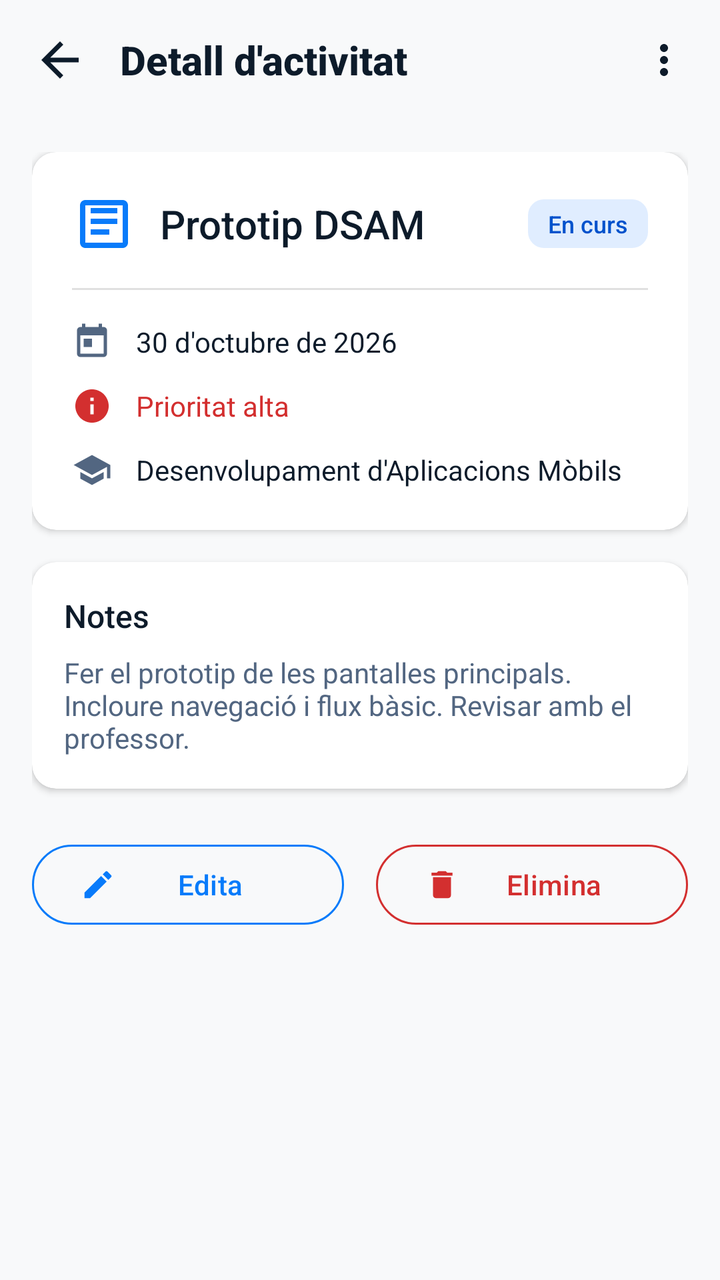
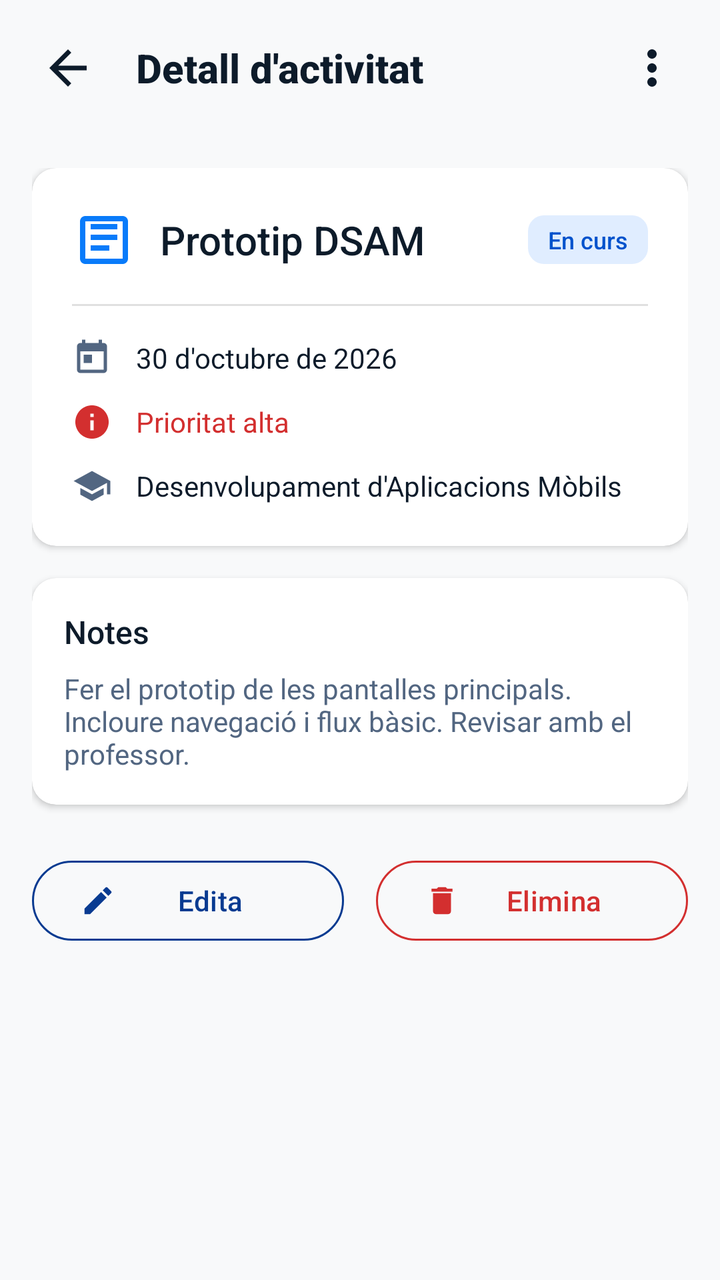

Before-and-after screenshots of an Android layout around one commit, followed by the original layout XML and the change that was made.
<!-- AndroidManifest.xml: application theme Theme.Stutager -->
<!-- res/layout/activity_task_detail.xml -->
<?xml version="1.0" encoding="utf-8"?>
<LinearLayout xmlns:android="http://schemas.android.com/apk/res/android"
    xmlns:app="http://schemas.android.com/apk/res-auto"
    android:layout_width="match_parent"
    android:layout_height="match_parent"
    android:background="@color/background_light"
    android:orientation="vertical">

    
    <LinearLayout
        android:layout_width="match_parent"
        android:layout_height="wrap_content"
        android:gravity="center_vertical"
        android:orientation="horizontal"
        android:padding="16dp">

        <ImageView
            android:id="@+id/btnBack"
            android:layout_width="28dp"
            android:layout_height="28dp"
            android:background="?attr/selectableItemBackgroundBorderless"
            android:contentDescription="@string/back_desc"
            android:src="@drawable/ic_back"
            app:tint="@color/text_dark" />

        <TextView
            android:layout_width="0dp"
            android:layout_height="wrap_content"
            android:layout_marginStart="16dp"
            android:layout_weight="1"
            android:fontFamily="sans-serif-medium"
            android:text="@string/detail_title"
            android:textColor="@color/text_dark"
            android:textSize="20sp"
            android:textStyle="bold" />

        <ImageView
            android:id="@+id/btnMore"
            android:layout_width="24dp"
            android:layout_height="24dp"
            android:background="?attr/selectableItemBackgroundBorderless"
            android:contentDescription="@string/more_desc"
            android:src="@drawable/ic_more" />
    </LinearLayout>

    <ScrollView
        android:layout_width="match_parent"
        android:layout_height="0dp"
        android:layout_weight="1"
        android:padding="16dp">

        <LinearLayout
            android:layout_width="match_parent"
            android:layout_height="wrap_content"
            android:orientation="vertical">

            
            <androidx.cardview.widget.CardView
                android:layout_width="match_parent"
                android:layout_height="wrap_content"
                android:layout_marginBottom="16dp"
                app:cardCornerRadius="12dp"
                app:cardElevation="2dp">

                <LinearLayout
                    android:layout_width="match_parent"
                    android:layout_height="wrap_content"
                    android:orientation="vertical"
                    android:padding="20dp">

                    <LinearLayout
                        android:layout_width="match_parent"
                        android:layout_height="wrap_content"
                        android:gravity="center_vertical"
                        android:orientation="horizontal">

                        <ImageView
                            android:layout_width="32dp"
                            android:layout_height="32dp"
                            android:src="@drawable/ic_task" />

                        <TextView
                            android:layout_width="0dp"
                            android:layout_height="wrap_content"
                            android:layout_marginStart="12dp"
                            android:layout_weight="1"
                            android:fontFamily="sans-serif-medium"
                            android:text="@string/task_title_prototip"
                            android:textColor="@color/text_dark"
                            android:textSize="20sp" />

                        <TextView
                            android:layout_width="wrap_content"
                            android:layout_height="wrap_content"
                            android:background="@drawable/badge_blue"
                            android:fontFamily="sans-serif-medium"
                            android:paddingHorizontal="10dp"
                            android:paddingVertical="4dp"
                            android:text="@string/status_in_progress"
                            android:textColor="@color/badge_blue_text"
                            android:textSize="12sp" />
                    </LinearLayout>

                    <View
                        android:layout_width="match_parent"
                        android:layout_height="1dp"
                        android:layout_marginVertical="16dp"
                        android:background="@color/divider_color" />

                    
                    <LinearLayout
                        android:layout_width="match_parent"
                        android:layout_height="wrap_content"
                        android:layout_marginBottom="12dp"
                        android:gravity="center_vertical"
                        android:orientation="horizontal">

                        <ImageView
                            android:layout_width="20dp"
                            android:layout_height="20dp"
                            android:src="@drawable/ic_calendar" />

                        <TextView
                            android:layout_width="wrap_content"
                            android:layout_height="wrap_content"
                            android:layout_marginStart="12dp"
                            android:text="@string/full_date_prototip"
                            android:textColor="@color/text_dark"
                            android:textSize="14sp" />
                    </LinearLayout>

                    <LinearLayout
                        android:layout_width="match_parent"
                        android:layout_height="wrap_content"
                        android:layout_marginBottom="12dp"
                        android:gravity="center_vertical"
                        android:orientation="horizontal">

                        <ImageView
                            android:layout_width="20dp"
                            android:layout_height="20dp"
                            android:src="@drawable/ic_info" />

                        <TextView
                            android:layout_width="wrap_content"
                            android:layout_height="wrap_content"
                            android:layout_marginStart="12dp"
                            android:text="@string/priority_alta_text"
                            android:textColor="@color/badge_red_text"
                            android:textSize="14sp" />
                    </LinearLayout>

                    <LinearLayout
                        android:layout_width="match_parent"
                        android:layout_height="wrap_content"
                        android:gravity="center_vertical"
                        android:orientation="horizontal">

                        <ImageView
                            android:layout_width="20dp"
                            android:layout_height="20dp"
                            android:src="@drawable/ic_module" />

                        <TextView
                            android:layout_width="wrap_content"
                            android:layout_height="wrap_content"
                            android:layout_marginStart="12dp"
                            android:text="@string/module_full_dsam"
                            android:textColor="@color/text_dark"
                            android:textSize="14sp" />
                    </LinearLayout>
                </LinearLayout>
            </androidx.cardview.widget.CardView>

            
            <androidx.cardview.widget.CardView
                android:layout_width="match_parent"
                android:layout_height="wrap_content"
                android:layout_marginBottom="24dp"
                app:cardCornerRadius="12dp"
                app:cardElevation="2dp">

                <LinearLayout
                    android:layout_width="match_parent"
                    android:layout_height="wrap_content"
                    android:orientation="vertical"
                    android:padding="16dp">

                    <TextView
                        android:layout_width="wrap_content"
                        android:layout_height="wrap_content"
                        android:fontFamily="sans-serif-medium"
                        android:text="@string/notes_title"
                        android:textColor="@color/text_dark"
                        android:textSize="16sp" />

                    <TextView
                        android:layout_width="match_parent"
                        android:layout_height="wrap_content"
                        android:layout_marginTop="8dp"
                        android:text="@string/notes_content"
                        android:textColor="@color/text_gray"
                        android:textSize="14sp" />
                </LinearLayout>
            </androidx.cardview.widget.CardView>

            
            <LinearLayout
                android:layout_width="match_parent"
                android:layout_height="wrap_content"
                android:orientation="horizontal">

                <com.google.android.material.button.MaterialButton
                    android:id="@+id/btnEdit"
                    style="?attr/materialButtonOutlinedStyle"
                    android:layout_width="0dp"
                    android:layout_height="wrap_content"
                    android:layout_marginEnd="8dp"
                    android:layout_weight="1"
                    android:text="@string/edit_btn"
                    android:textColor="@color/primary_blue"
                    app:icon="@drawable/ic_edit"
                    app:iconTint="@color/primary_blue"
                    app:strokeColor="@color/primary_blue" />

                <com.google.android.material.button.MaterialButton
                    android:id="@+id/btnDelete"
                    style="?attr/materialButtonOutlinedStyle"
                    android:layout_width="0dp"
                    android:layout_height="wrap_content"
                    android:layout_marginStart="8dp"
                    android:layout_weight="1"
                    android:text="@string/delete_btn"
                    android:textColor="@color/badge_red_text"
                    app:icon="@drawable/ic_delete"
                    app:iconTint="@color/badge_red_text"
                    app:strokeColor="@color/badge_red_text" />
            </LinearLayout>

        </LinearLayout>
    </ScrollView>

</LinearLayout>
<!-- resources referenced by this layout -->
<resources>
  <color name="background_light">#F8F9FA</color>
  <color name="badge_blue_text">#0052CC</color>
  <color name="badge_red_text">#D32F2F</color>
  <color name="divider_color">#E0E0E0</color>
  <color name="primary_blue">#087BFA</color>
  <color name="text_dark">#0D1B2A</color>
  <color name="text_gray">#526681</color>
  <!-- drawable badge_blue (drawable) -->
  <?xml version="1.0" encoding="utf-8"?>
  <shape xmlns:android="http://schemas.android.com/apk/res/android"
      android:shape="rectangle">
      <solid android:color="@color/badge_blue_bg" />
      <corners android:radius="8dp" />
  </shape>
  <!-- drawable ic_back (drawable) -->
  <vector xmlns:android="http://schemas.android.com/apk/res/android"
      android:width="24dp"
      android:height="24dp"
      android:viewportWidth="24"
      android:viewportHeight="24">
      <path
          android:fillColor="@color/text_dark"
          android:pathData="M20,11H7.83l5.59,-5.59L12,4l-8,8 8,8 1.41,-1.41L7.83,13H20v-2z"/>
  </vector>
  <!-- drawable ic_calendar (drawable) -->
  <vector xmlns:android="http://schemas.android.com/apk/res/android"
      android:width="24dp"
      android:height="24dp"
      android:viewportWidth="24"
      android:viewportHeight="24">
      <path
          android:fillColor="@color/text_gray"
          android:pathData="M19,3h-1V1h-2v2H8V1H6v2H5C3.89,3 3.01,3.9 3.01,5L3,19c0,1.1 0.89,2 2,2h14c1.1,0 2,-0.9 2,-2V5C21,3.9 20.1,3 19,3zM19,19H5V8h14V19zM7,10h5v5H7V10z"/>
  </vector>
  <!-- drawable ic_delete (drawable) -->
  <vector xmlns:android="http://schemas.android.com/apk/res/android"
      android:width="24dp"
      android:height="24dp"
      android:viewportWidth="24"
      android:viewportHeight="24">
      <path
          android:fillColor="@color/badge_red_text"
          android:pathData="M6,19c0,1.1 0.9,2 2,2h8c1.1,0 2,-0.9 2,-2V7H6V19zM19,4h-3.5l-1,-1h-5l-1,1H5v2h14V4z"/>
  </vector>
  <!-- drawable ic_info (drawable) -->
  <vector xmlns:android="http://schemas.android.com/apk/res/android"
      android:width="24dp"
      android:height="24dp"
      android:viewportWidth="24"
      android:viewportHeight="24">
      <path
          android:fillColor="@color/badge_red_text"
          android:pathData="M12,2C6.48,2 2,6.48 2,12s4.48,10 10,10 10,-4.48 10,-10S17.52,2 12,2zM13,17h-2v-6h2V17zM13,9h-2V7h2V9z"/>
  </vector>
  <!-- drawable ic_module (drawable) -->
  <vector xmlns:android="http://schemas.android.com/apk/res/android"
      android:width="24dp"
      android:height="24dp"
      android:viewportWidth="24"
      android:viewportHeight="24">
      <path
          android:fillColor="@color/text_gray"
          android:pathData="M12,3L1,9l11,6 9,-4.91V17h2V9M5,13.18v4L12,21l7,-3.82v-4L12,17L5,13.18z"/>
  </vector>
  <string name="back_desc">Back</string>
  <string name="delete_btn">Elimina</string>
  <string name="detail_title">Detall d\'activitat</string>
  <string name="edit_btn">Edita</string>
  <string name="full_date_prototip">30 d\'octubre de 2026</string>
  <string name="module_full_dsam">Desenvolupament d\'Aplicacions Mòbils</string>
  <string name="more_desc">More</string>
  <string name="notes_content">Fer el prototip de les pantalles principals. Incloure navegació i flux bàsic. Revisar amb el professor.</string>
  <string name="notes_title">Notes</string>
  <string name="priority_alta_text">Prioritat alta</string>
  <string name="status_in_progress">En curs</string>
  <string name="task_title_prototip">Prototip DSAM</string>
  <style name="Theme.Stutager" parent="Base.Theme.Stutager" />
  <color name="badge_blue_bg">#E0EDFF</color>
  <style name="Base.Theme.Stutager" parent="Theme.Material3.DayNight.NoActionBar">
          
          
      </style>
  <!-- unchanged entries left out for length: 3 -->
</resources>

<!-- the commit's change to res/layout/activity_task_detail.xml (unified diff, before → after) -->
@@ -16,10 +16,11 @@
 
         <ImageView
             android:id="@+id/btnBack"
-            android:layout_width="28dp"
-            android:layout_height="28dp"
+            android:layout_width="36dp"
+            android:layout_height="36dp"
             android:background="?attr/selectableItemBackgroundBorderless"
             android:contentDescription="@string/back_desc"
+            android:padding="4dp"
             android:src="@drawable/ic_back"
             app:tint="@color/text_dark" />
 
@@ -36,208 +37,226 @@
 
         <ImageView
             android:id="@+id/btnMore"
-            android:layout_width="24dp"
-            android:layout_height="24dp"
+            android:layout_width="36dp"
+            android:layout_height="36dp"
             android:background="?attr/selectableItemBackgroundBorderless"
             android:contentDescription="@string/more_desc"
-            android:src="@drawable/ic_more" />
+            android:padding="4dp"
+            android:src="@drawable/ic_more"
+            app:tint="@color/text_dark" />
     </LinearLayout>
 
     <ScrollView
         android:layout_width="match_parent"
         android:layout_height="0dp"
         android:layout_weight="1"
-        android:padding="16dp">
-
-        <LinearLayout
+        android:fillViewport="true">
+
+        <androidx.constraintlayout.widget.ConstraintLayout
             android:layout_width="match_parent"
             android:layout_height="wrap_content"
-            android:orientation="vertical">
-
-            
-            <androidx.cardview.widget.CardView
-                android:layout_width="match_parent"
+            android:padding="16dp">
+
+            <LinearLayout
+                android:layout_width="0dp"
                 android:layout_height="wrap_content"
-                android:layout_marginBottom="16dp"
-                app:cardCornerRadius="12dp"
-                app:cardElevation="2dp">
-
+                android:orientation="vertical"
+                app:layout_constraintEnd_toEndOf="parent"
+                app:layout_constraintStart_toStartOf="parent"
+                app:layout_constraintTop_toTopOf="parent"
+                app:layout_constraintWidth_max="480dp">
+
+                
+                <androidx.cardview.widget.CardView
+                    android:layout_width="match_parent"
+                    android:layout_height="wrap_content"
+                    android:layout_marginBottom="16dp"
+                    app:cardCornerRadius="12dp"
+                    app:cardElevation="2dp">
+
+                    <LinearLayout
+                        android:layout_width="match_parent"
+                        android:layout_height="wrap_content"
+                        android:orientation="vertical"
+                        android:padding="20dp">
+
+                        <LinearLayout
+                            android:layout_width="match_parent"
+                            android:layout_height="wrap_content"
+                            android:gravity="center_vertical"
+                            android:orientation="horizontal">
+
+                            <ImageView
+                                android:layout_width="32dp"
+                                android:layout_height="32dp"
+                                android:contentDescription="Task icon"
+                                android:src="@drawable/ic_task" />
+
+                            <TextView
+                                android:layout_width="0dp"
+                                android:layout_height="wrap_content"
+                                android:layout_marginStart="12dp"
+                                android:layout_weight="1"
+                                android:fontFamily="sans-serif-medium"
+                                android:text="@string/task_title_prototip"
+                                android:textColor="@color/text_dark"
+                                android:textSize="20sp" />
+
+                            <TextView
+                                android:layout_width="wrap_content"
+                                android:layout_height="wrap_content"
+                                android:background="@drawable/badge_blue"
+                                android:fontFamily="sans-serif-medium"
+                                android:paddingHorizontal="10dp"
+                                android:paddingVertical="4dp"
+                                android:text="@string/status_in_progress"
+                                android:textColor="@color/badge_blue_text"
+                                android:textSize="12sp" />
+                        </LinearLayout>
+
+                        <View
+                            android:layout_width="match_parent"
+                            android:layout_height="1dp"
+                            android:layout_marginVertical="16dp"
+                            android:background="@color/divider_color" />
+
+                        
+                        <LinearLayout
+                            android:layout_width="match_parent"
+                            android:layout_height="wrap_content"
+                            android:layout_marginBottom="12dp"
+                            android:gravity="center_vertical"
+                            android:orientation="horizontal">
+
+                            <ImageView
+                                android:layout_width="20dp"
+                                android:layout_height="20dp"
+                                android:contentDescription="Calendar icon"
+                                android:src="@drawable/ic_calendar" />
+
+                            <TextView
+                                android:layout_width="wrap_content"
+                                android:layout_height="wrap_content"
+                                android:layout_marginStart="12dp"
+                                android:text="@string/full_date_prototip"
+                                android:textColor="@color/text_dark"
+                                android:textSize="14sp" />
+                        </LinearLayout>
+
+                        <LinearLayout
+                            android:layout_width="match_parent"
+                            android:layout_height="wrap_content"
+                            android:layout_marginBottom="12dp"
+                            android:gravity="center_vertical"
+                            android:orientation="horizontal">
+
+                            <ImageView
+                                android:layout_width="20dp"
+                                android:layout_height="20dp"
+                                android:contentDescription="Info icon"
+                                android:src="@drawable/ic_info" />
+
+                            <TextView
+                                android:layout_width="wrap_content"
+                                android:layout_height="wrap_content"
+                                android:layout_marginStart="12dp"
+                                android:text="@string/priority_alta_text"
+                                android:textColor="@color/badge_red_text"
+                                android:textSize="14sp" />
+                        </LinearLayout>
+
+                        <LinearLayout
+                            android:layout_width="match_parent"
+                            android:layout_height="wrap_content"
+                            android:gravity="center_vertical"
+                            android:orientation="horizontal">
+
+                            <ImageView
+                                android:layout_width="20dp"
+                                android:layout_height="20dp"
+                                android:contentDescription="Module icon"
+                                android:src="@drawable/ic_module" />
+
+                            <TextView
+                                android:layout_width="wrap_content"
+                                android:layout_height="wrap_content"
+                                android:layout_marginStart="12dp"
+                                android:text="@string/module_full_dsam"
+                                android:textColor="@color/text_dark"
+                                android:textSize="14sp" />
+                        </LinearLayout>
+                    </LinearLayout>
+                </androidx.cardview.widget.CardView>
+
+                
+                <androidx.cardview.widget.CardView
+                    android:layout_width="match_parent"
+                    android:layout_height="wrap_content"
+                    android:layout_marginBottom="24dp"
+                    app:cardCornerRadius="12dp"
+                    app:cardElevation="2dp">
+
+                    <LinearLayout
+                        android:layout_width="match_parent"
+                        android:layout_height="wrap_content"
+                        android:orientation="vertical"
+                        android:padding="16dp">
+
+                        <TextView
+                            android:layout_width="wrap_content"
+                            android:layout_height="wrap_content"
+                            android:fontFamily="sans-serif-medium"
+                            android:text="@string/notes_title"
+                            android:textColor="@color/text_dark"
+                            android:textSize="16sp" />
+
+                        <TextView
+                            android:layout_width="match_parent"
+                            android:layout_height="wrap_content"
+                            android:layout_marginTop="8dp"
+                            android:text="@string/notes_content"
+                            android:textColor="@color/text_gray"
+                            android:textSize="14sp" />
+                    </LinearLayout>
+                </androidx.cardview.widget.CardView>
+
+                
                 <LinearLayout
                     android:layout_width="match_parent"
                     android:layout_height="wrap_content"
-                    android:orientation="vertical"
-                    android:padding="20dp">
-
-                    <LinearLayout
-                        android:layout_width="match_parent"
-                        android:layout_height="wrap_content"
-                        android:gravity="center_vertical"
-                        android:orientation="horizontal">
-
-                        <ImageView
-                            android:layout_width="32dp"
-                            android:layout_height="32dp"
-                            android:src="@drawable/ic_task" />
-
-                        <TextView
-                            android:layout_width="0dp"
-                            android:layout_height="wrap_content"
-                            android:layout_marginStart="12dp"
-                            android:layout_weight="1"
-                            android:fontFamily="sans-serif-medium"
-                            android:text="@string/task_title_prototip"
-                            android:textColor="@color/text_dark"
-                            android:textSize="20sp" />
-
-                        <TextView
-                            android:layout_width="wrap_content"
-                            android:layout_height="wrap_content"
-                            android:background="@drawable/badge_blue"
-                            android:fontFamily="sans-serif-medium"
-                            android:paddingHorizontal="10dp"
-                            android:paddingVertical="4dp"
-                            android:text="@string/status_in_progress"
-                            android:textColor="@color/badge_blue_text"
-                            android:textSize="12sp" />
-                    </LinearLayout>
-
-                    <View
-                        android:layout_width="match_parent"
-                        android:layout_height="1dp"
-                        android:layout_marginVertical="16dp"
-                        android:background="@color/divider_color" />
-
-                    
-                    <LinearLayout
-                        android:layout_width="match_parent"
-                        android:layout_height="wrap_content"
-                        android:layout_marginBottom="12dp"
-                        android:gravity="center_vertical"
-                        android:orientation="horizontal">
-
-                        <ImageView
-                            android:layout_width="20dp"
-                            android:layout_height="20dp"
-                            android:src="@drawable/ic_calendar" />
-
-                        <TextView
-                            android:layout_width="wrap_content"
-                            android:layout_height="wrap_content"
-                            android:layout_marginStart="12dp"
-                            android:text="@string/full_date_prototip"
-                            android:textColor="@color/text_dark"
-                            android:textSize="14sp" />
-                    </LinearLayout>
-
-                    <LinearLayout
-                        android:layout_width="match_parent"
-                        android:layout_height="wrap_content"
-                        android:layout_marginBottom="12dp"
-                        android:gravity="center_vertical"
-                        android:orientation="horizontal">
-
-                        <ImageView
-                            android:layout_width="20dp"
-                            android:layout_height="20dp"
-                            android:src="@drawable/ic_info" />
-
-                        <TextView
-                            android:layout_width="wrap_content"
-                            android:layout_height="wrap_content"
-                            android:layout_marginStart="12dp"
-                            android:text="@string/priority_alta_text"
-                            android:textColor="@color/badge_red_text"
-                            android:textSize="14sp" />
-                    </LinearLayout>
-
-                    <LinearLayout
-                        android:layout_width="match_parent"
-                        android:layout_height="wrap_content"
-                        android:gravity="center_vertical"
-                        android:orientation="horizontal">
-
-                        <ImageView
-                            android:layout_width="20dp"
-                            android:layout_height="20dp"
-                            android:src="@drawable/ic_module" />
-
-                        <TextView
-                            android:layout_width="wrap_content"
-                            android:layout_height="wrap_content"
-                            android:layout_marginStart="12dp"
-                            android:text="@string/module_full_dsam"
-                            android:textColor="@color/text_dark"
-                            android:textSize="14sp" />
-                    </LinearLayout>
+                    android:orientation="horizontal">
+
+                    <com.google.android.material.button.MaterialButton
+                        android:id="@+id/btnEdit"
+                        style="?attr/materialButtonOutlinedStyle"
+                        android:layout_width="0dp"
+                        android:layout_height="48dp"
+                        android:layout_marginEnd="8dp"
+                        android:layout_weight="1"
+                        android:minHeight="48dp"
+                        android:text="@string/edit_btn"
+                        android:textColor="@color/dark_blue"
+                        app:icon="@drawable/ic_edit"
+                        app:iconTint="@color/dark_blue"
+                        app:strokeColor="@color/dark_blue" />
+
+                    <com.google.android.material.button.MaterialButton
+                        android:id="@+id/btnDelete"
+                        style="?attr/materialButtonOutlinedStyle"
+                        android:layout_width="0dp"
+                        android:layout_height="48dp"
+                        android:layout_marginStart="8dp"
+                        android:layout_weight="1"
+                        android:minHeight="48dp"
+                        android:text="@string/delete_btn"
+                        android:textColor="@color/badge_red_text"
+                        app:icon="@drawable/ic_delete"
+                        app:iconTint="@color/badge_red_text"
+                        app:strokeColor="@color/badge_red_text" />
                 </LinearLayout>
-            </androidx.cardview.widget.CardView>
-
-            
-            <androidx.cardview.widget.CardView
-                android:layout_width="match_parent"
-                android:layout_height="wrap_content"
-                android:layout_marginBottom="24dp"
-                app:cardCornerRadius="12dp"
-                app:cardElevation="2dp">
-
-                <LinearLayout
-                    android:layout_width="match_parent"
-                    android:layout_height="wrap_content"
-                    android:orientation="vertical"
-                    android:padding="16dp">
-
-                    <TextView
-                        android:layout_width="wrap_content"
-                        android:layout_height="wrap_content"
-                        android:fontFamily="sans-serif-medium"
-                        android:text="@string/notes_title"
-                        android:textColor="@color/text_dark"
-                        android:textSize="16sp" />
-
-                    <TextView
-                        android:layout_width="match_parent"
-                        android:layout_height="wrap_content"
-                        android:layout_marginTop="8dp"
-                        android:text="@string/notes_content"
-                        android:textColor="@color/text_gray"
-                        android:textSize="14sp" />
-                </LinearLayout>
-            </androidx.cardview.widget.CardView>
-
-            
-            <LinearLayout
-                android:layout_width="match_parent"
-                android:layout_height="wrap_content"
-                android:orientation="horizontal">
-
-                <com.google.android.material.button.MaterialButton
-                    android:id="@+id/btnEdit"
-                    style="?attr/materialButtonOutlinedStyle"
-                    android:layout_width="0dp"
-                    android:layout_height="wrap_content"
-                    android:layout_marginEnd="8dp"
-                    android:layout_weight="1"
-                    android:text="@string/edit_btn"
-                    android:textColor="@color/primary_blue"
-                    app:icon="@drawable/ic_edit"
-                    app:iconTint="@color/primary_blue"
-                    app:strokeColor="@color/primary_blue" />
-
-                <com.google.android.material.button.MaterialButton
-                    android:id="@+id/btnDelete"
-                    style="?attr/materialButtonOutlinedStyle"
-                    android:layout_width="0dp"
-                    android:layout_height="wrap_content"
-                    android:layout_marginStart="8dp"
-                    android:layout_weight="1"
-                    android:text="@string/delete_btn"
-                    android:textColor="@color/badge_red_text"
-                    app:icon="@drawable/ic_delete"
-                    app:iconTint="@color/badge_red_text"
-                    app:strokeColor="@color/badge_red_text" />
+
             </LinearLayout>
-
-        </LinearLayout>
+        </androidx.constraintlayout.widget.ConstraintLayout>
     </ScrollView>
 
 </LinearLayout>
<!-- resource entries referenced after the edit -->
@@ -3,6 +3,7 @@
   <color name="background_light">#F8F9FA</color>
   <color name="badge_blue_text">#0052CC</color>
   <color name="badge_red_text">#D32F2F</color>
+  <color name="dark_blue">#093B91</color>
   <color name="divider_color">#E0E0E0</color>
   <color name="primary_blue">#087BFA</color>
   <color name="text_dark">#0D1B2A</color>
